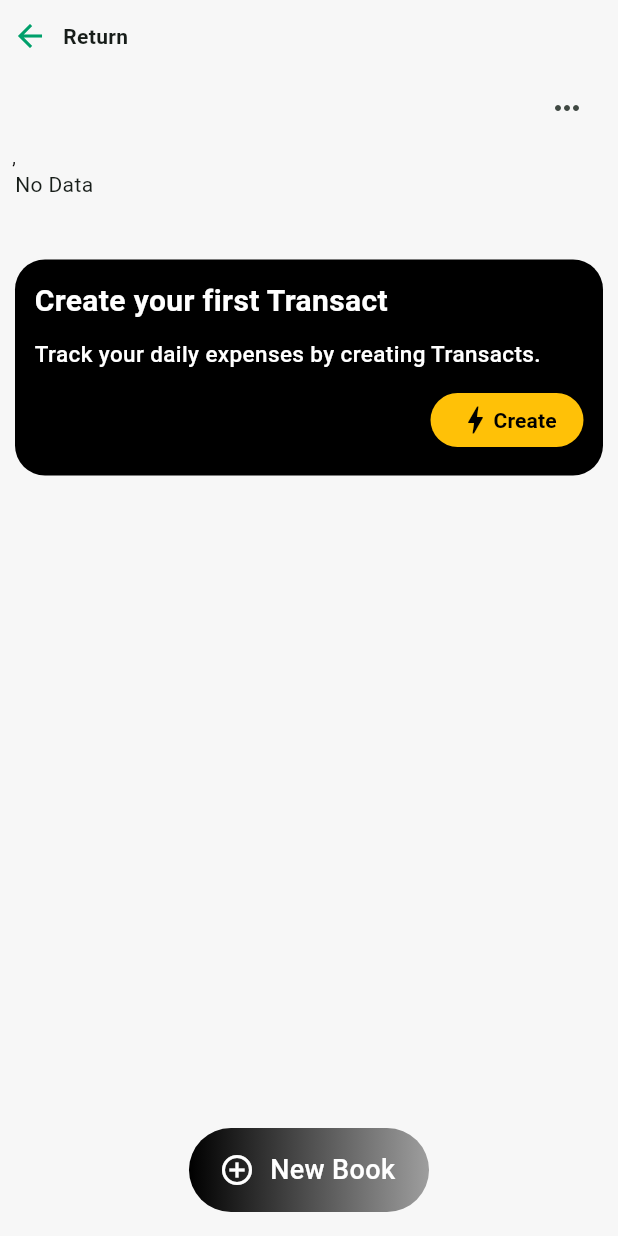
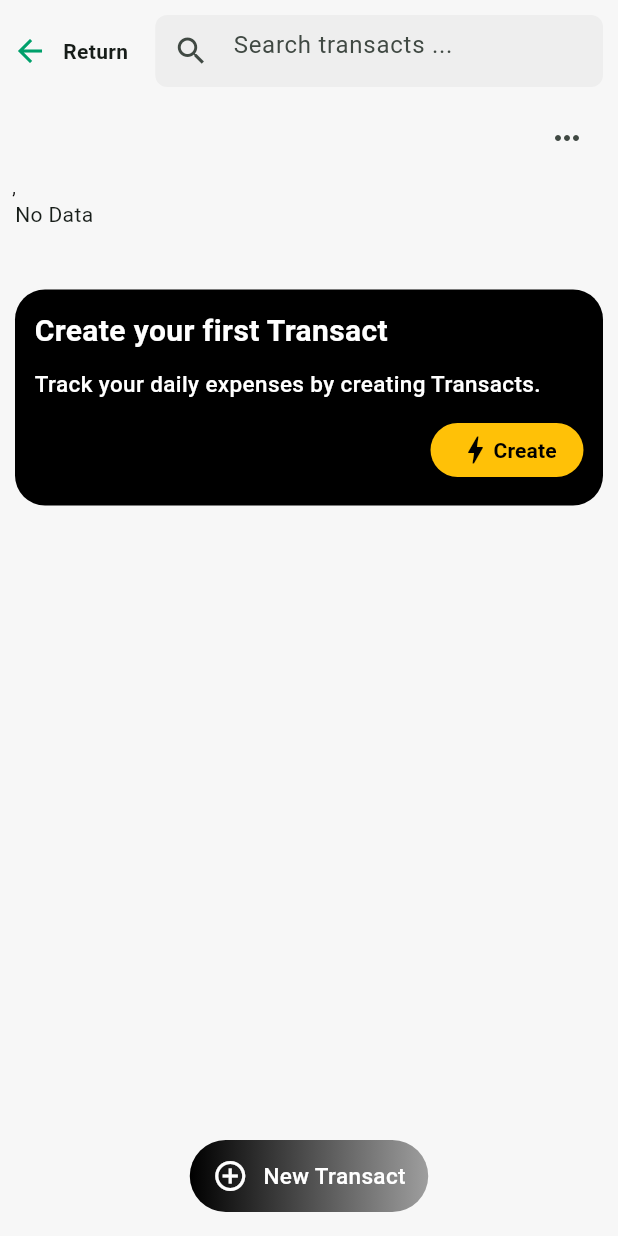
Before and after one commit to Imperial79/transaction_record_app, a Flutter app: the BookUI screen opened directly with empty values, on a phone screen of 412 x 824 dp. Run offline on Flutter 3.47's test engine with Material 2 defaults, Android fonts, the light colour scheme and no system bars; our stand-ins replace cached_network_image, cloud_firestore, date_format, firebase_auth, firebase_core, google_sign_in and 1 more; accounts and stored records are empty; Roboto replaces fonts that are missing (Product).

Commit message:
added search in transact

```diff
--- a/lib/screens/Book Screens/bookUI.dart
+++ b/lib/screens/Book Screens/bookUI.dart
@@ -27,6 +27,7 @@ class _BookUIState extends State<BookUI> {
   final ValueNotifier<bool> _showBookMenu = ValueNotifier<bool>(false);
   final oCcy = new NumberFormat("#,##0.00", "en_US");
   bool _isLoading = false;
+  final _searchController = TextEditingController();
 
   @override
   void initState() {
@@ -81,6 +82,9 @@ class _BookUIState extends State<BookUI> {
   @override
   Widget build(BuildContext context) {
     setSystemUIColors();
+    bool isKeyboardOpen =
+        MediaQuery.of(context).viewInsets.bottom != 0 ? true : false;
+    _searchController.text.isEmpty ? _showAdd.value = true : false;
     return Scaffold(
       body: SafeArea(
         child: Stack(
@@ -90,17 +94,7 @@ class _BookUIState extends State<BookUI> {
               child: Column(
                 crossAxisAlignment: CrossAxisAlignment.start,
                 children: [
-                  AnimatedSize(
-                    duration: Duration(milliseconds: 200),
-                    child: ValueListenableBuilder<bool>(
-                        valueListenable: _showAdd,
-                        builder: (BuildContext context, bool showFullAppBar,
-                            Widget? child) {
-                          return Container(
-                            child: showFullAppBar
-                                ? Column(
-                                    crossAxisAlignment:
-                                        CrossAxisAlignment.start,
+                  Row(
                     children: [
                       Container(
                         child: IconButton(
@@ -127,6 +121,48 @@ class _BookUIState extends State<BookUI> {
                           ),
                         ),
                       ),
+                      Flexible(
+                        child: Container(
+                          margin: EdgeInsets.symmetric(
+                              horizontal: 10, vertical: 10),
+                          decoration: BoxDecoration(
+                            color: Colors.grey.shade200,
+                            borderRadius: BorderRadius.circular(8),
+                          ),
+                          child: TextField(
+                            controller: _searchController,
+                            decoration: InputDecoration(
+                              border: InputBorder.none,
+                              hintStyle: TextStyle(
+                                fontWeight: FontWeight.w400,
+                              ),
+                              hintText: 'Search transacts ...',
+                              prefixIcon: Icon(
+                                Icons.search,
+                              ),
+                            ),
+                            onChanged: (val) {
+                              setState(() {
+                                _showAdd.value = false;
+                              });
+                            },
+                          ),
+                        ),
+                      ),
+                    ],
+                  ),
+                  AnimatedSize(
+                    duration: Duration(milliseconds: 200),
+                    child: ValueListenableBuilder<bool>(
+                        valueListenable: _showAdd,
+                        builder: (BuildContext context, bool showFullAppBar,
+                            Widget? child) {
+                          return Container(
+                            child: showFullAppBar
+                                ? Column(
+                                    crossAxisAlignment:
+                                        CrossAxisAlignment.start,
+                                    children: [
                                       Padding(
                                         padding: EdgeInsets.symmetric(
                                             horizontal: 10),
@@ -345,7 +381,9 @@ class _BookUIState extends State<BookUI> {
         ),
       ),
       floatingActionButtonLocation: FloatingActionButtonLocation.centerFloat,
-      floatingActionButton: InkWell(
+      floatingActionButton: isKeyboardOpen
+          ? Container()
+          : InkWell(
               onTap: () {
                 NavPush(
                   context,
@@ -375,8 +413,8 @@ class _BookUIState extends State<BookUI> {
                     ) {
                       return Padding(
                         padding: EdgeInsets.symmetric(
-                    horizontal: showFullAddBtn ? 20 : 15,
-                    vertical: 15,
+                          horizontal: showFullAddBtn ? 15 : 12,
+                          vertical: 12,
                         ),
                         child: Row(
                           mainAxisAlignment: MainAxisAlignment.center,
@@ -390,15 +428,14 @@ class _BookUIState extends State<BookUI> {
                             if (showFullAddBtn) const SizedBox(width: 10),
                             if (showFullAddBtn)
                               Text(
-                          'New Book',
+                                'New Transact',
                                 style: TextStyle(
                                   fontWeight: FontWeight.w500,
-                            fontSize: 18.0,
+                                  fontSize: 15,
                                   color: Colors.white,
                                 ),
                                 textAlign: TextAlign.center,
                               ),
-                      if (showFullAddBtn) const SizedBox(width: 2.5),
                           ],
                         ),
                       );
@@ -424,7 +461,8 @@ class _BookUIState extends State<BookUI> {
         return (snapshot.hasData)
             ? (snapshot.data.docs.length == 0)
                 ? FirstTransactCard(context, bookId)
-                : ListView.builder(
+                : _searchController.text.isEmpty
+                    ? ListView.builder(
                         physics: BouncingScrollPhysics(),
                         itemCount: snapshot.data.docs.length,
                         shrinkWrap: true,
@@ -432,6 +470,27 @@ class _BookUIState extends State<BookUI> {
                           DocumentSnapshot ds = snapshot.data.docs[index];
 
                           return TransactTile(ds);
+                        },
+                      )
+                    : ListView.builder(
+                        physics: BouncingScrollPhysics(),
+                        itemCount: snapshot.data.docs.length,
+                        shrinkWrap: true,
+                        itemBuilder: (context, index) {
+                          DocumentSnapshot ds = snapshot.data.docs[index];
+                          if (ds['amount'].toString().toLowerCase().contains(
+                                  _searchController.text
+                                      .toLowerCase()
+                                      .trim()) ||
+                              ds['description']
+                                  .toString()
+                                  .toLowerCase()
+                                  .contains(_searchController.text
+                                      .toLowerCase()
+                                      .trim())) {
+                            return TransactTile(ds);
+                          }
+                          return Container();
                         },
                       )
             : Center(
--- a/pubspec.yaml
+++ b/pubspec.yaml
@@ -15,7 +15,7 @@ publish_to: "none" # Remove this line if you wish to publish to pub.dev
 # In iOS, build-name is used as CFBundleShortVersionString while build-number used as CFBundleVersion.
 # Read more about iOS versioning at
 # https://developer.apple.com/library/archive/documentation/General/Reference/InfoPlistKeyReference/Articles/CoreFoundationKeys.html
-version: 1.0.3+4
+version: 1.0.4+5
 
 environment:
   sdk: ">=2.12.0 <3.0.0"
```
Also changed, not shown: lib/screens/Home Screens/homeUi.dart (+23 -11 lines). Lines whose indentation alone changed are shown as unchanged.
